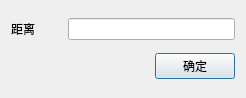
Before: the Qt Designer form setdistancedialog.ui in ZzqiZQute/graph_and_network_optimization_assignment, drawn with Qt 5.
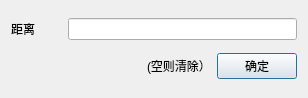
After: the same form once the commit is applied.

```diff
--- a/setdistancedialog.ui
+++ b/setdistancedialog.ui
@@ -6,19 +6,19 @@
    <rect>
     <x>0</x>
     <y>0</y>
-    <width>246</width>
+    <width>308</width>
     <height>98</height>
    </rect>
   </property>
   <property name="minimumSize">
    <size>
-    <width>246</width>
+    <width>308</width>
     <height>98</height>
    </size>
   </property>
   <property name="maximumSize">
    <size>
-    <width>246</width>
+    <width>308</width>
     <height>98</height>
    </size>
   </property>
@@ -57,6 +57,19 @@
        </property>
       </spacer>
      </item>
+     <item>
+      <widget class="QLabel" name="label_2">
+       <property name="minimumSize">
+        <size>
+         <width>51</width>
+         <height>0</height>
+        </size>
+       </property>
+       <property name="text">
+        <string>(空则清除）</string>
+       </property>
+      </widget>
+     </item>
      <item>
       <widget class="QPushButton" name="pushButton">
        <property name="maximumSize">
```
